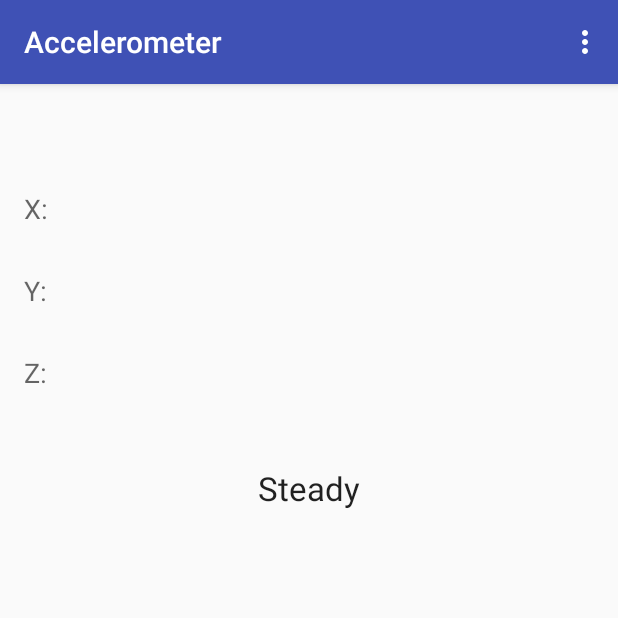
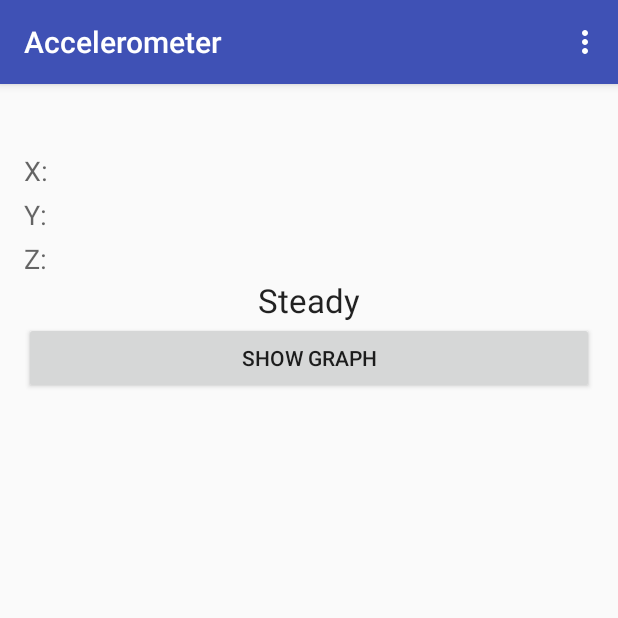
Before and after one commit to abdu355/ParkNosis, an Android app: the Accelerometer screen opened directly, with no data from a screen before it, on a phone screen of 412 x 824 dp, the top half of it. Run offline under Robolectric (Android 15) with nearby library versions, the light colour scheme and no system bars; libraries missing offline, so code that uses them is left out: org.achartengine, org.achartengine.chart, org.achartengine.model, org.achartengine.renderer.

Commit message:
Added AccelData class Added Accelerometer Values graph and a button to start the graph Todo: 1) Add a button to reset the graph (maybe) 2) Test the app 3) Check for bugs

```diff
--- /dev/null
+++ b/achartengine-1.0.0/build.gradle
@@ -0,0 +1,2 @@
+configurations.create("default")
+artifacts.add("default", file('achartengine-1.0.0.jar'))
--- a/app/build.gradle
+++ b/app/build.gradle
@@ -24,4 +24,5 @@ dependencies {
     testCompile 'junit:junit:4.12'
     compile 'com.android.support:appcompat-v7:23.1.0'
     compile 'com.android.support:design:23.1.0'
+    compile project(':achartengine-1.0.0')
 }
--- a/app/src/main/AndroidManifest.xml
+++ b/app/src/main/AndroidManifest.xml
@@ -4,7 +4,6 @@
 
     <application
         android:allowBackup="true"
-        android:icon="@mipmap/brain48"
         android:label="@string/app_name"
         android:supportsRtl="true"
         android:theme="@style/AppTheme.NoActionBar">
--- a/app/src/main/res/layout/content_accelerometer.xml
+++ b/app/src/main/res/layout/content_accelerometer.xml
@@ -8,13 +8,6 @@
     android:paddingBottom="@dimen/activity_vertical_margin"
     app:layout_behavior="@string/appbar_scrolling_view_behavior"
     tools:showIn="@layout/activity_accelerometer" tools:context=".Accelerometer">
-
-    <LinearLayout
-        android:orientation="vertical"
-        android:layout_width="match_parent"
-        android:layout_height="match_parent">
-
-    </LinearLayout>
 
     <TableLayout
         android:layout_width="match_parent"
@@ -31,7 +24,6 @@
                 android:textAppearance="?android:attr/textAppearanceMedium"
                 android:text="@string/txtXLabel"
                 android:id="@+id/txtXLabel"
-                android:layout_marginTop="25dp"
                 android:layout_alignParentTop="true"
                 android:layout_toLeftOf="@+id/txtYLabel"
                 android:layout_toStartOf="@+id/txtYLabel"
@@ -43,7 +35,6 @@
                 android:textAppearance="?android:attr/textAppearanceLarge"
                 android:text="@string/txtXValue"
                 android:id="@+id/txtXValue"
-                android:layout_marginTop="25dp"
                 android:layout_column="2"
                 android:layout_weight="1" />
         </TableRow>
@@ -58,7 +49,6 @@
                 android:textAppearance="?android:attr/textAppearanceMedium"
                 android:text="@string/txtYLabel"
                 android:id="@+id/txtYLabel"
-                android:layout_marginTop="25dp"
                 android:layout_below="@+id/txtXLabel"
                 android:layout_alignLeft="@+id/txtZLabel"
                 android:layout_alignStart="@+id/txtZLabel"
@@ -70,7 +60,6 @@
                 android:textAppearance="?android:attr/textAppearanceLarge"
                 android:text="@string/txtYValue"
                 android:id="@+id/txtYValue"
-                android:layout_marginTop="25dp"
                 android:layout_column="2"
                 android:layout_weight="1" />
         </TableRow>
@@ -88,7 +77,6 @@
                 android:layout_below="@+id/txtYLabel"
                 android:layout_alignParentLeft="true"
                 android:layout_alignParentStart="true"
-                android:layout_marginTop="25dp"
                 android:layout_weight="1" />
 
             <TextView
@@ -97,31 +85,8 @@
                 android:textAppearance="?android:attr/textAppearanceLarge"
                 android:text="@string/txtZValue"
                 android:id="@+id/txtZValue"
-                android:layout_marginTop="25dp"
                 android:layout_column="2"
                 android:layout_weight="1" />
-        </TableRow>
-
-        <TableRow
-            android:layout_width="match_parent"
-            android:layout_height="match_parent">
-
-            <TextView
-                android:layout_width="wrap_content"
-                android:layout_height="wrap_content"
-                android:textAppearance="?android:attr/textAppearanceMedium"
-                android:id="@+id/textView2" />
-        </TableRow>
-
-        <TableRow
-            android:layout_width="match_parent"
-            android:layout_height="match_parent">
-
-            <TextView
-                android:layout_width="wrap_content"
-                android:layout_height="wrap_content"
-                android:textAppearance="?android:attr/textAppearanceMedium"
-                android:id="@+id/textView" />
         </TableRow>
 
         <TextView
@@ -133,5 +98,18 @@
             android:layout_column="14"
             android:gravity="center" />
 
+        <Button
+            android:layout_width="wrap_content"
+            android:layout_height="wrap_content"
+            android:text="@string/BtnShowGraph"
+            android:id="@+id/BtnShowGraph" />
+
+        <LinearLayout
+            android:orientation="vertical"
+            android:layout_width="match_parent"
+            android:layout_height="match_parent"
+            android:id="@+id/Layout_Graph_Container"></LinearLayout>
+
     </TableLayout>
+
 </RelativeLayout>
--- a/app/src/main/res/values/strings.xml
+++ b/app/src/main/res/values/strings.xml
@@ -13,4 +13,5 @@
     <string name="title_activity_spiral">Spiral</string>
     <string name="spiral_btn">Spiral Test</string>
     <string name="btn_clear">Clear</string>
+    <string name="BtnShowGraph">Show Graph</string>
 </resources>
--- a/settings.gradle
+++ b/settings.gradle
@@ -1 +1 @@
-include ':app'
+include ':app', ':achartengine-1.0.0'
```
Also changed, not shown: app/src/main/java/com/example/b00047562/parkinson_mhealth/AccelData.java (added, +46 -0 lines), app/src/main/java/com/example/b00047562/parkinson_mhealth/Accelerometer.java (+112 -9 lines), 3 other files.
